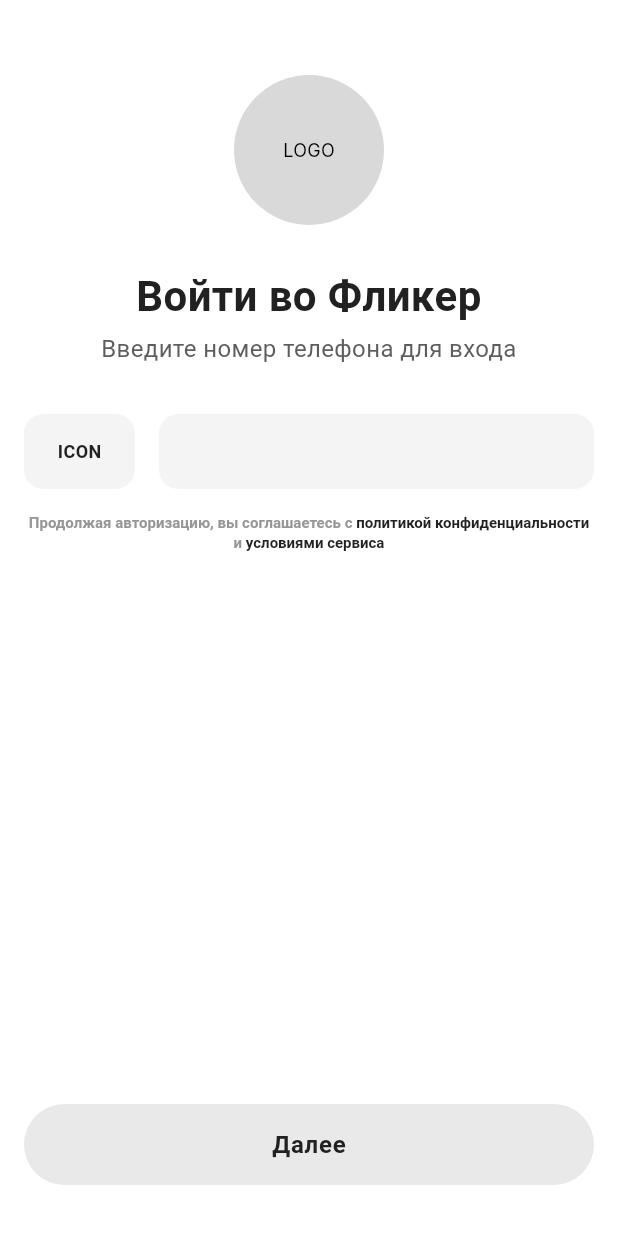
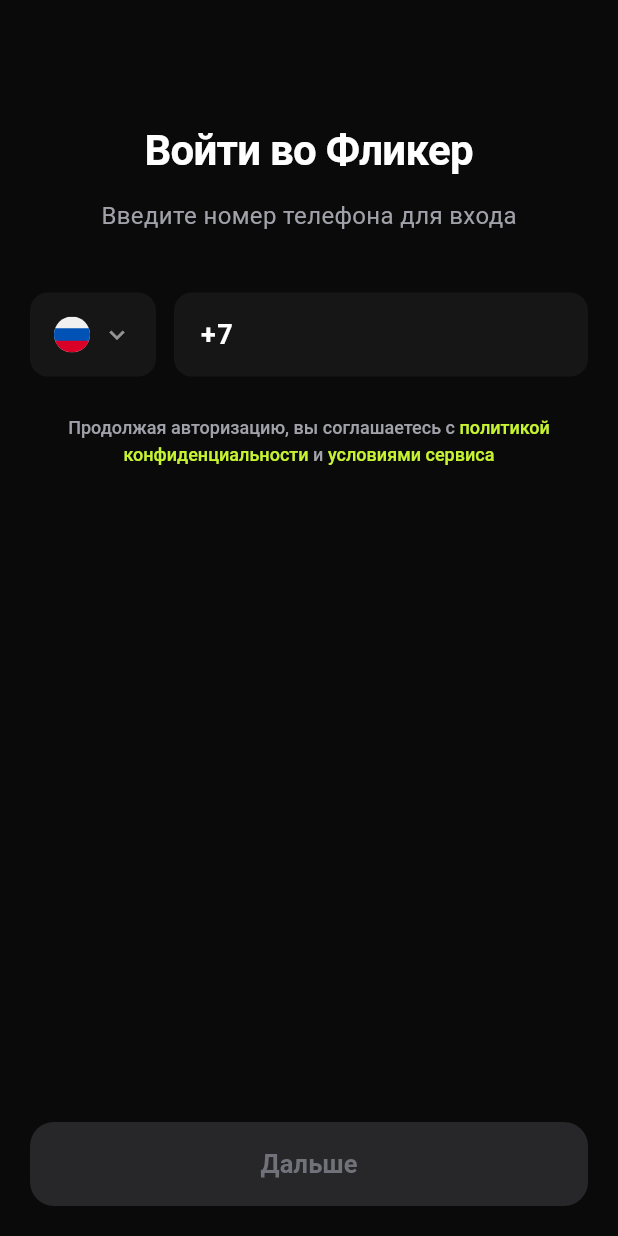
Before and after one commit to Faurfin/Flicker_NEW, a Flutter app: the screen it shows after launch, after a tap on "Дальше", after a tap on "Пропустить", on a phone screen of 412 x 824 dp. Run offline on Flutter 3.47's test engine with Material 3 defaults, Android fonts, the phone set to English and light mode, and no system bars; our stand-ins replace dio, flutter_svg, pinput, shared_preferences; Roboto replaces fonts that are missing (Inter, Manrope).

Commit message:
Новый дизайн ввода цифр

```diff
--- a/frontend/lib/features/auth/ui/login_screen.dart
+++ b/frontend/lib/features/auth/ui/login_screen.dart
@@ -1,5 +1,6 @@
 import 'package:flutter/material.dart';
-import '../data/auth_repository.dart';
+import 'package:flutter/services.dart';
+import 'package:flutter_svg/flutter_svg.dart'; // Импорт для SVG
 
 class LoginScreen extends StatefulWidget {
   const LoginScreen({super.key});
@@ -10,143 +11,255 @@
 
 class _LoginScreenState extends State<LoginScreen> {
   final TextEditingController _phoneController = TextEditingController();
-  final AuthRepository _authRepository = AuthRepository();
+  final FocusNode _focusNode = FocusNode();
 
-  bool _isLoading = false;
+  final Color _bgColor = const Color(0xFF0A0A0A);
+  final Color _accentColor = const Color(0xFFC7F431);
+  final Color _inputBgColor = const Color(0xFF161616);
+  final Color _textGrey = const Color(0xFFA1A1AA);
 
-  Future<void> _onNextPressed() async {
-    final number = _phoneController.text.trim();
-    if (number.isEmpty) return;
+  // Обновленные цвета для неактивной кнопки (очень темная, как на 2 скрине)
+  final Color _btnDisabledBg = const Color(0xFF27272A); // Заметный серый фон
+  final Color _btnDisabledText = const Color(0xFF71717A); // Светло-серый текст
 
-    setState(() => _isLoading = true);
+  bool _isFocused = false;
+  bool _isPhoneValid = false;
 
-    final fullPhoneNumber = '+7$number';
-    final isSuccess = await _authRepository.sendCode(fullPhoneNumber);
-
-    setState(() => _isLoading = false);
-
-    if (isSuccess) {
-      print('Успех! Переходим к вводу кода для: $fullPhoneNumber');
-      // В будущем здесь будет навигация на экран VerifyScreen
-    } else {
-      if (!mounted) return;
-      ScaffoldMessenger.of(context).showSnackBar(
-        const SnackBar(content: Text('Ошибка отправки. Проверьте подключение.')),
-      );
-    }
+  @override
+  void initState() {
+    super.initState();
+    _focusNode.addListener(() {
+      setState(() {
+        _isFocused = _focusNode.hasFocus;
+      });
+    });
   }
 
   @override
   void dispose() {
     _phoneController.dispose();
+    _focusNode.dispose();
     super.dispose();
+  }
+
+  void _onPhoneChanged(String value) {
+    final digitsOnly = value.replaceAll(' ', '');
+    setState(() {
+      _isPhoneValid = digitsOnly.length == 10;
+    });
   }
 
   @override
   Widget build(BuildContext context) {
-    final bottomPadding = MediaQuery.of(context).padding.bottom;
+    return Scaffold(
+      backgroundColor: _bgColor,
+      body: SafeArea(
+        child: Column(
+          children: [
+            Expanded(
+              child: SingleChildScrollView(
+                padding: const EdgeInsets.symmetric(horizontal: 20.0),
+                child: Column(
+                  children: [
+                    const SizedBox(height: 80),
 
-    return Scaffold(
-      backgroundColor: const Color(0xFFFFFFFF),
-      body: SafeArea(
-        child: LayoutBuilder(
-          builder: (context, constraints) {
-            return SingleChildScrollView(
-              padding: const EdgeInsets.symmetric(horizontal: 16.0),
-              child: ConstrainedBox(
-                constraints: BoxConstraints(minHeight: constraints.maxHeight),
-                child: IntrinsicHeight(
-                  child: Column(
-                    crossAxisAlignment: CrossAxisAlignment.center,
-                    children: [
-                      const SizedBox(height: 50),
-                      Container(
-                        width: 100,
-                        height: 100,
-                        decoration: const BoxDecoration(color: Color(0xFFD9D9D9), shape: BoxShape.circle),
-                        alignment: Alignment.center,
-                        child: const Text('LOGO', style: TextStyle(fontFamily: 'Inter', fontSize: 12, color: Color(0xFF000000))),
-                      ),
-                      const SizedBox(height: 32),
                     const Text(
                       'Войти во Фликер',
-                        textAlign: TextAlign.center,
-                        style: TextStyle(fontFamily: 'Manrope', fontWeight: FontWeight.w700, fontSize: 28, height: 1.1, color: Color(0xFF212121)),
+                      style: TextStyle(
+                        color: Colors.white,
+                        fontSize: 28,
+                        fontWeight: FontWeight.w700,
+                        letterSpacing: -0.5,
                       ),
-                      const SizedBox(height: 8),
-                      const Text(
+                    ),
+                    const SizedBox(height: 12),
+
+                    Text(
                       'Введите номер телефона для входа',
-                        textAlign: TextAlign.center,
-                        style: TextStyle(fontFamily: 'Manrope', fontWeight: FontWeight.w400, fontSize: 16, color: Color(0xFF5D5D5D)),
+                      style: TextStyle(
+                        color: _textGrey,
+                        fontSize: 16,
+                        fontWeight: FontWeight.w400,
                       ),
-                      const SizedBox(height: 32),
+                    ),
+                    const SizedBox(height: 40),
+
                     Row(
                       children: [
+                        // Контейнер с флагом (SVG)
                         Container(
-                            width: 74,
-                            height: 50,
-                            decoration: BoxDecoration(color: const Color(0xFFF4F4F4), borderRadius: BorderRadius.circular(13)),
-                            alignment: Alignment.center,
-                            child: const Text('ICON', style: TextStyle(fontFamily: 'Manrope', fontWeight: FontWeight.w700, fontSize: 12, color: Color(0xFF212121))),
+                          height: 56,
+                          padding: const EdgeInsets.symmetric(horizontal: 16),
+                          decoration: BoxDecoration(
+                            color: _inputBgColor,
+                            borderRadius: BorderRadius.circular(12),
                           ),
+                          child: Row(
+                            children: [
+                              // СЮДА ПОДГРУЗИТСЯ ТВОЙ SVG (Убедись, что файл лежит по этому пути)
+                              SvgPicture.asset(
+                                'assets/icons/ru_flag.svg',
+                                width: 24,
+                                height: 24,
+                                // Если файла пока нет, можно временно оставить заглушку, раскомментировав строку ниже
+                                // placeholderBuilder: (context) => const Text('🇷🇺', style: TextStyle(fontSize: 20)),
+                              ),
+                              const SizedBox(width: 8),
+                              const Icon(Icons.keyboard_arrow_down, color: Colors.white54, size: 20),
+                            ],
+                          ),
+                        ),
+                        const SizedBox(width: 12),
+
+                        // Контейнер с вводом и перманентным +7
+                        Expanded(
+                          child: AnimatedContainer(
+                            duration: const Duration(milliseconds: 200),
+                            height: 56,
+                            decoration: BoxDecoration(
+                              color: _inputBgColor,
+                              borderRadius: BorderRadius.circular(12),
+                              border: Border.all(
+                                color: _isFocused ? _accentColor : Colors.transparent,
+                                width: 1.5,
+                              ),
+                            ),
+                            // Использование Row позволяет +7 отображаться всегда
+                            child: Row(
+                              children: [
                                 const SizedBox(width: 16),
+                                const Text(
+                                  '+7',
+                                  style: TextStyle(
+                                    color: Colors.white,
+                                    fontSize: 18,
+                                    fontWeight: FontWeight.w600,
+                                    letterSpacing: 1.0,
+                                  ),
+                                ),
+                                const SizedBox(width: 8),
                                 Expanded(
-                            child: Container(
-                              height: 50,
-                              decoration: BoxDecoration(color: const Color(0xFFF4F4F4), borderRadius: BorderRadius.circular(13)),
-                              padding: const EdgeInsets.symmetric(horizontal: 18),
-                              alignment: Alignment.centerLeft,
                                   child: TextField(
                                     controller: _phoneController,
-                                keyboardType: TextInputType.phone,
-                                style: const TextStyle(fontFamily: 'Manrope', fontWeight: FontWeight.w600, fontSize: 16, color: Color(0xFF212121)),
+                                    focusNode: _focusNode,
+                                    keyboardType: TextInputType.number,
+                                    onChanged: _onPhoneChanged,
+                                    inputFormatters: [
+                                      FilteringTextInputFormatter.digitsOnly,
+                                      _RussianPhoneFormatter(),
+                                    ],
+                                    style: const TextStyle(
+                                      color: Colors.white,
+                                      fontSize: 18,
+                                      fontWeight: FontWeight.w600,
+                                      letterSpacing: 1.0,
+                                    ),
                                     decoration: const InputDecoration(
                                       border: InputBorder.none,
                                       isDense: true,
-                                  contentPadding: EdgeInsets.zero,
-                                  prefixText: '+7 ',
-                                  prefixStyle: TextStyle(fontFamily: 'Manrope', fontWeight: FontWeight.w600, fontSize: 16, color: Color(0xFF212121)),
+                                      contentPadding: EdgeInsets.symmetric(vertical: 16),
+                                    ),
+                                  ),
+                                ),
+                              ],
+                            ),
+                          ),
+                        ),
+                      ],
+                    ),
+                    const SizedBox(height: 24),
+
+                    RichText(
+                      textAlign: TextAlign.center,
+                      text: TextSpan(
+                        style: TextStyle(
+                          color: _textGrey,
+                          fontSize: 12,
+                          height: 1.5,
+                          fontWeight: FontWeight.w500,
+                        ),
+                        children: [
+                          const TextSpan(text: 'Продолжая авторизацию, вы соглашаетесь с '),
+                          TextSpan(
+                            text: 'политикой\nконфиденциальности',
+                            style: TextStyle(color: _accentColor),
+                          ),
+                          const TextSpan(text: ' и '),
+                          TextSpan(
+                            text: 'условиями сервиса',
+                            style: TextStyle(color: _accentColor),
+                          ),
+                        ],
+                      ),
+                    ),
+                  ],
+                ),
+              ),
+            ),
+
+            Padding(
+              padding: const EdgeInsets.all(20.0),
+              child: SizedBox(
+                width: double.infinity,
+                height: 56,
+                child: ElevatedButton(
+                  style: ElevatedButton.styleFrom(
+                    // Указываем цвета для включенного состояния
+                    backgroundColor: _accentColor,
+                    foregroundColor: Colors.black,
+
+                    // Указываем цвета специально для ВЫКЛЮЧЕННОГО состояния
+                    disabledBackgroundColor: _btnDisabledBg,
+                    disabledForegroundColor: _btnDisabledText,
+
+                    shape: RoundedRectangleBorder(
+                      borderRadius: BorderRadius.circular(16),
+                    ),
+                    elevation: 0,
+                  ),
+                  onPressed: _isPhoneValid
+                      ? () {
+                          // Логика перехода дальше
+                        }
+                      : null,
+                  child: const Text(
+                    'Дальше',
+                    style: TextStyle(
+                      fontSize: 17,
+                      fontWeight: FontWeight.w700,
+                    ),
                   ),
                 ),
               ),
             ),
           ],
         ),
-                      const SizedBox(height: 16),
-                      RichText(
-                        textAlign: TextAlign.center,
-                        text: const TextSpan(
-                          style: TextStyle(fontFamily: 'Mulish', fontWeight: FontWeight.w600, fontSize: 10, height: 1.3, color: Color(0xFF969696)),
-                          children: [
-                            TextSpan(text: 'Продолжая авторизацию, вы соглашаетесь с '),
-                            TextSpan(text: 'политикой конфиденциальности', style: TextStyle(fontWeight: FontWeight.w700, color: Color(0xFF212121))),
-                            TextSpan(text: ' и '),
-                            TextSpan(text: 'условиями сервиса', style: TextStyle(fontWeight: FontWeight.w700, color: Color(0xFF212121))),
-                          ],
-                        ),
-                      ),
-                      const Spacer(),
-                      GestureDetector(
-                        onTap: _isLoading ? null : _onNextPressed,
-                        child: Container(
-                          width: double.infinity,
-                          height: 54,
-                          decoration: BoxDecoration(color: const Color(0xFFE9E9E9), borderRadius: BorderRadius.circular(100)),
-                          alignment: Alignment.center,
-                          child: _isLoading
-                            ? const SizedBox(height: 20, width: 20, child: CircularProgressIndicator(strokeWidth: 2, color: Color(0xFF212121)))
-                            : const Text('Далее', style: TextStyle(fontFamily: 'Manrope', fontWeight: FontWeight.w600, fontSize: 16, letterSpacing: 0.48, color: Color(0xFF212121))),
-                        ),
-                      ),
-                      SizedBox(height: bottomPadding > 0 ? 16 : 34),
-                    ],
-                  ),
-                ),
-              ),
-            );
-          },
-        ),
       ),
     );
   }
 }
+
+class _RussianPhoneFormatter extends TextInputFormatter {
+  @override
+  TextEditingValue formatEditUpdate(
+    TextEditingValue oldValue,
+    TextEditingValue newValue,
+  ) {
+    if (newValue.text.length > 10) {
+      return oldValue;
+    }
+
+    String formatted = '';
+    for (int i = 0; i < newValue.text.length; i++) {
+      if (i == 3 || i == 6 || i == 8) {
+        formatted += ' ';
+      }
+      formatted += newValue.text[i];
+    }
+
+    return TextEditingValue(
+      text: formatted,
+      selection: TextSelection.collapsed(offset: formatted.length),
+    );
+  }
+}
--- a/frontend/pubspec.yaml
+++ b/frontend/pubspec.yaml
@@ -10,6 +10,7 @@
   flutter:
     sdk: flutter
   shared_preferences: ^2.2.2
+  flutter_svg: ^2.0.10
 
   # Библиотека для работы с сетью и бэкендом
   dio: ^5.4.0
@@ -26,6 +27,7 @@
     - assets/images/onboarding_1.jpg
     - assets/images/onboarding_2.jpg
     - assets/images/onboarding_3.jpg
+    - assets/icons/ru_flag.svg
   # В будущем, когда ты скачаешь картинки или шрифты (Manrope, Inter),
   # их нужно будет раскомментировать и прописать здесь:
   # assets:
```
Also changed, not shown: frontend/assets/icons/ru_flag.svg (added), frontend/pubspec.lock. Lines whose indentation alone changed are shown as unchanged.
